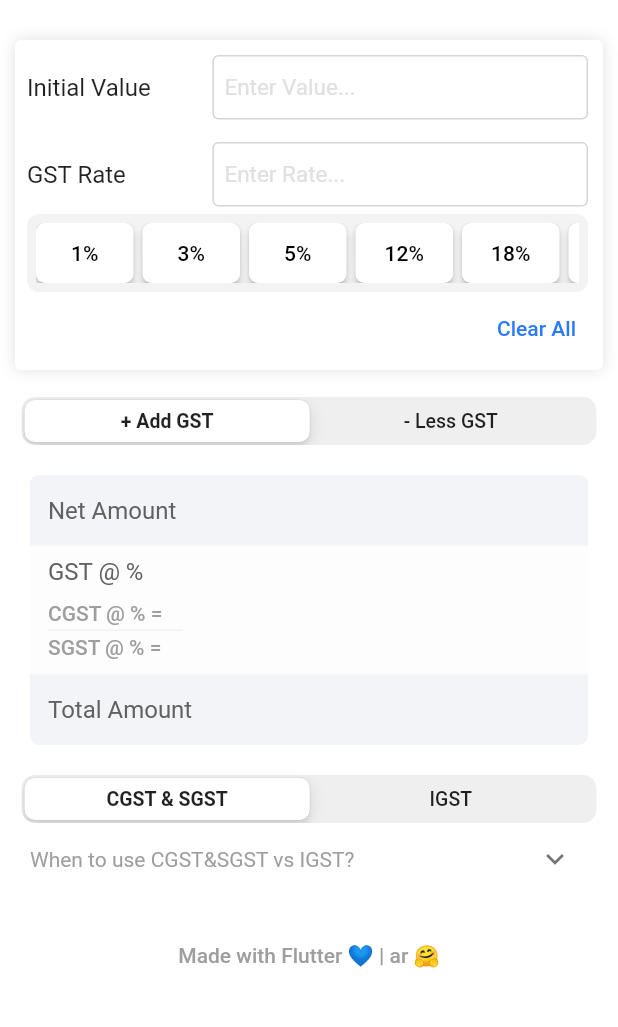
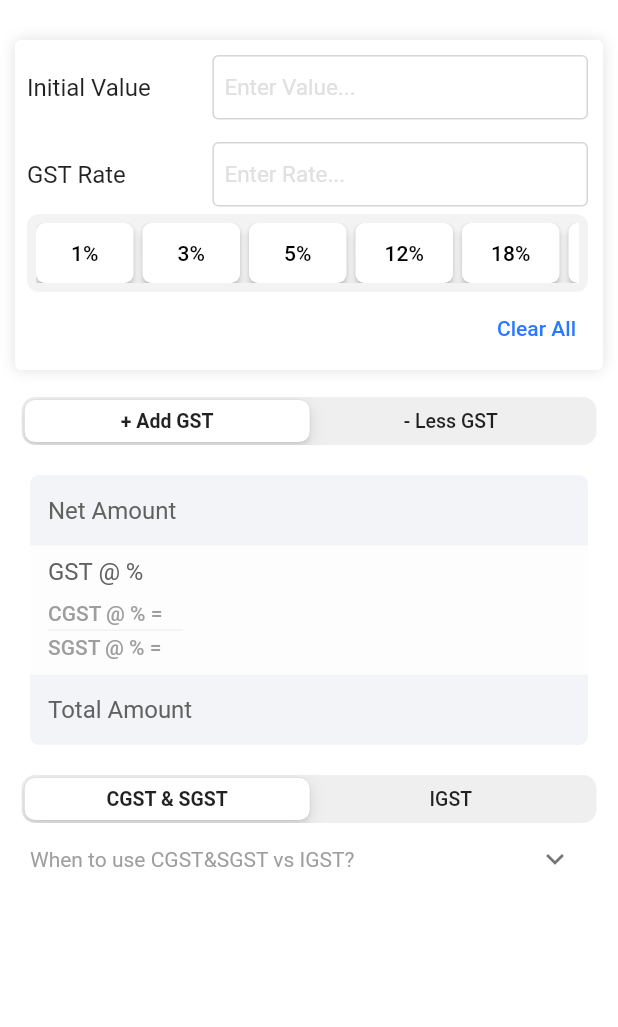
Before and after one commit to a-k-14/gst_now, a Flutter app: the screen it shows after launch, on a phone screen of 412 x 824 dp, the part 59-1086 px from its top. Run offline on Flutter 3.47's test engine with Material 2 defaults, Android fonts, the phone set to English and light mode, and no system bars.

Commit message:
Added icons and finalized the app

```diff
--- a/lib/custom_widgets.dart
+++ b/lib/custom_widgets.dart
@@ -320,7 +320,10 @@ class _GSTTipState extends State<GSTTip> {
 
     // The Tip table returned by the gstTipTable widget
     // and used inside the Expansion Panel
-    return Container(
+    // We use outer widget as column to avoid the border created by the container around text
+    return Column(
+      children: [
+        Container(
           margin: EdgeInsets.symmetric(horizontal: kPadding),
           decoration: BoxDecoration(
             border: Border.all(color: kGSTSummaryRowBackground1),
@@ -340,6 +343,14 @@ class _GSTTipState extends State<GSTTip> {
               ),
             ],
           ),
+        ),
+        // This is placed with the tip table so that it will not stick out in the home screen
+        Text(
+          '\n\n\nMade with Flutter 💙 | ar 🤗\n\n',
+          textAlign: TextAlign.center,
+          style: kGSTSummaryBreakupTextStyle,
+        ),
+      ],
     );
   }
 }
--- a/lib/main.dart
+++ b/lib/main.dart
@@ -1,3 +1,5 @@
+import 'dart:ui';
+
 import 'package:flutter/cupertino.dart';
 import 'package:flutter/material.dart';
 import 'package:flutter/services.dart';
@@ -334,11 +336,6 @@ class _GSTCalculatorPageState extends State<GSTCalculatorPage> {
             f: updateGSTBreakupOperator,
           ),
           GSTTip(),
-          Text(
-            '\n\nMade with Flutter 💙 | ar 🤗\n\n',
-            textAlign: TextAlign.center,
-            style: kGSTSummaryBreakupTextStyle,
-          ),
         ],
       ),
     );
```
Also changed, not shown: 5 other files. Lines whose indentation alone changed are shown as unchanged.
